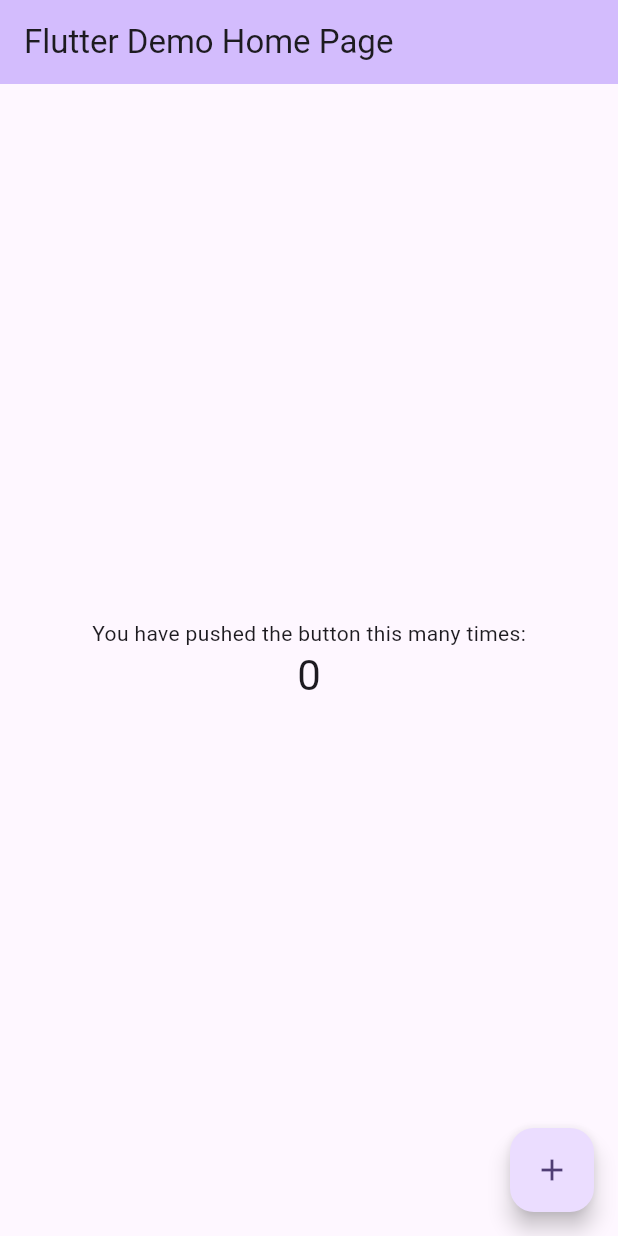
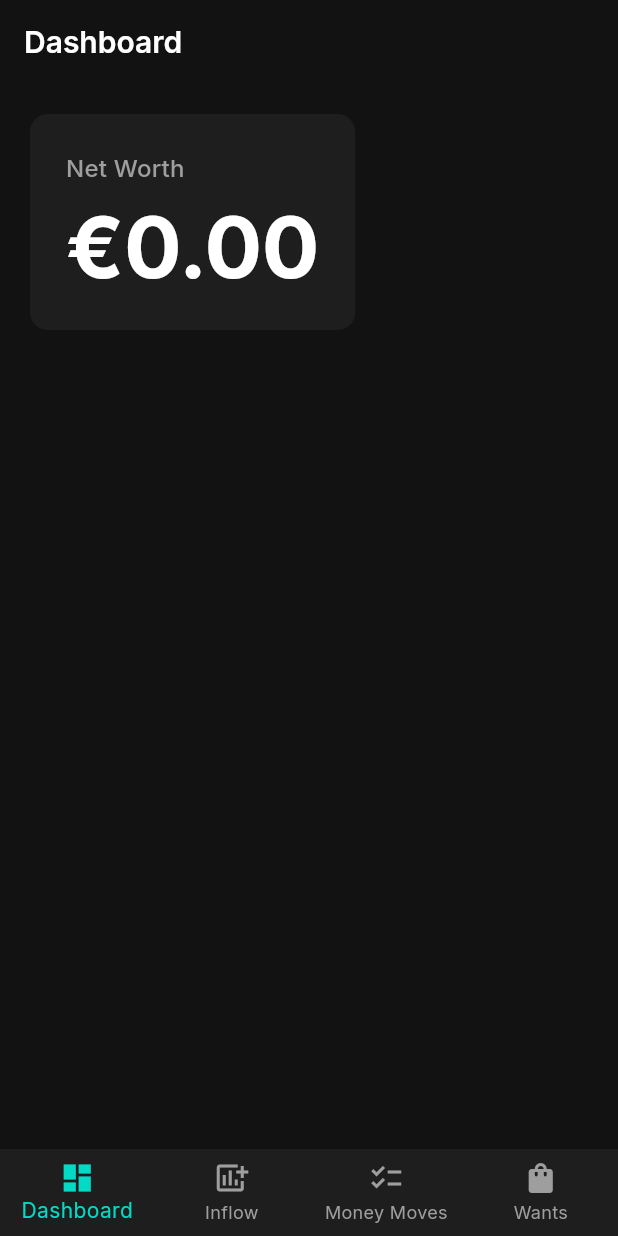
Before and after one commit to SimaoGato/wealthflow, a Flutter app: the screen it shows after launch, on a phone screen of 412 x 824 dp. Run offline on Flutter 3.47's test engine with Material 3 defaults, Android fonts, the phone set to English and light mode, and no system bars; our stand-ins replace flutter_riverpod, google_fonts, riverpod_annotation; missing offline and left inert: grpc; generated files the repository leaves out were written again.

Commit message:
feat(frontend): initialize flutter app with grpc and navigation shell
- Added gRPC and Protobuf dependencies to pubspec.yaml.
- Updated Makefile to support Dart proto and Riverpod code generation.
- Implemented gRPC client with AuthInterceptor for automatic 'dev-token' injection.
- Established a dark fintech design system using Google Fonts (Inter) and custom ThemeData.
- Created MainLayout with BottomNavigationBar and IndexedStack for navigation.
- Initialized DashboardScreen placeholder to verify theme and layout.
- Wrapped application in Riverpod ProviderScope.

```diff
--- /dev/null
+++ b/frontend/lib/core/theme/app_theme.dart
@@ -0,0 +1,45 @@
+import 'package:flutter/material.dart';
+import 'package:google_fonts/google_fonts.dart';
+
+class AppTheme {
+  static const Color scaffoldBackground = Color(0xFF121212); // Deep Slate
+  static const Color cardColor = Color(0xFF1E1E1E);
+  static const Color primaryColor = Color(0xFF03DAC6); // Teal
+
+  static ThemeData get darkTheme {
+    return ThemeData(
+      useMaterial3: true,
+      brightness: Brightness.dark,
+      scaffoldBackgroundColor: scaffoldBackground,
+      colorScheme: ColorScheme.dark(
+        primary: primaryColor,
+        surface: cardColor,
+        background: scaffoldBackground,
+        onPrimary: Colors.black,
+        onSurface: Colors.white,
+        onBackground: Colors.white,
+      ),
+      cardTheme: CardThemeData(
+        color: cardColor,
+        elevation: 0,
+        shape: RoundedRectangleBorder(borderRadius: BorderRadius.circular(12)),
+      ),
+      textTheme: GoogleFonts.interTextTheme(ThemeData.dark().textTheme),
+      appBarTheme: AppBarTheme(
+        backgroundColor: scaffoldBackground,
+        elevation: 0,
+        titleTextStyle: GoogleFonts.inter(
+          color: Colors.white,
+          fontSize: 20,
+          fontWeight: FontWeight.w600,
+        ),
+      ),
+      bottomNavigationBarTheme: BottomNavigationBarThemeData(
+        backgroundColor: cardColor,
+        selectedItemColor: primaryColor,
+        unselectedItemColor: Colors.grey,
+        type: BottomNavigationBarType.fixed,
+      ),
+    );
+  }
+}
--- a/frontend/lib/main.dart
+++ b/frontend/lib/main.dart
@@ -1,122 +1,21 @@
 import 'package:flutter/material.dart';
+import 'package:flutter_riverpod/flutter_riverpod.dart';
+import 'core/theme/app_theme.dart';
+import 'presentation/screens/main_layout.dart';
 
 void main() {
-  runApp(const MyApp());
+  runApp(const ProviderScope(child: MyApp()));
 }
 
 class MyApp extends StatelessWidget {
   const MyApp({super.key});
 
-  // This widget is the root of your application.
   @override
   Widget build(BuildContext context) {
     return MaterialApp(
-      title: 'Flutter Demo',
-      theme: ThemeData(
-        // This is the theme of your application.
-        //
-        // TRY THIS: Try running your application with "flutter run". You'll see
-        // the application has a purple toolbar. Then, without quitting the app,
-        // try changing the seedColor in the colorScheme below to Colors.green
-        // and then invoke "hot reload" (save your changes or press the "hot
-        // reload" button in a Flutter-supported IDE, or press "r" if you used
-        // the command line to start the app).
-        //
-        // Notice that the counter didn't reset back to zero; the application
-        // state is not lost during the reload. To reset the state, use hot
-        // restart instead.
-        //
-        // This works for code too, not just values: Most code changes can be
-        // tested with just a hot reload.
-        colorScheme: ColorScheme.fromSeed(seedColor: Colors.deepPurple),
-      ),
-      home: const MyHomePage(title: 'Flutter Demo Home Page'),
+      title: 'WealthFlow',
+      theme: AppTheme.darkTheme,
+      home: const MainLayout(),
     );
   }
 }
-
-class MyHomePage extends StatefulWidget {
-  const MyHomePage({super.key, required this.title});
-
-  // This widget is the home page of your application. It is stateful, meaning
-  // that it has a State object (defined below) that contains fields that affect
-  // how it looks.
-
-  // This class is the configuration for the state. It holds the values (in this
-  // case the title) provided by the parent (in this case the App widget) and
-  // used by the build method of the State. Fields in a Widget subclass are
-  // always marked "final".
-
-  final String title;
-
-  @override
-  State<MyHomePage> createState() => _MyHomePageState();
-}
-
-class _MyHomePageState extends State<MyHomePage> {
-  int _counter = 0;
-
-  void _incrementCounter() {
-    setState(() {
-      // This call to setState tells the Flutter framework that something has
-      // changed in this State, which causes it to rerun the build method below
-      // so that the display can reflect the updated values. If we changed
-      // _counter without calling setState(), then the build method would not be
-      // called again, and so nothing would appear to happen.
-      _counter++;
-    });
-  }
-
-  @override
-  Widget build(BuildContext context) {
-    // This method is rerun every time setState is called, for instance as done
-    // by the _incrementCounter method above.
-    //
-    // The Flutter framework has been optimized to make rerunning build methods
-    // fast, so that you can just rebuild anything that needs updating rather
-    // than having to individually change instances of widgets.
-    return Scaffold(
-      appBar: AppBar(
-        // TRY THIS: Try changing the color here to a specific color (to
-        // Colors.amber, perhaps?) and trigger a hot reload to see the AppBar
-        // change color while the other colors stay the same.
-        backgroundColor: Theme.of(context).colorScheme.inversePrimary,
-        // Here we take the value from the MyHomePage object that was created by
-        // the App.build method, and use it to set our appbar title.
-        title: Text(widget.title),
-      ),
-      body: Center(
-        // Center is a layout widget. It takes a single child and positions it
-        // in the middle of the parent.
-        child: Column(
-          // Column is also a layout widget. It takes a list of children and
-          // arranges them vertically. By default, it sizes itself to fit its
-          // children horizontally, and tries to be as tall as its parent.
-          //
-          // Column has various properties to control how it sizes itself and
-          // how it positions its children. Here we use mainAxisAlignment to
-          // center the children vertically; the main axis here is the vertical
-          // axis because Columns are vertical (the cross axis would be
-          // horizontal).
-          //
-          // TRY THIS: Invoke "debug painting" (choose the "Toggle Debug Paint"
-          // action in the IDE, or press "p" in the console), to see the
-          // wireframe for each widget.
-          mainAxisAlignment: MainAxisAlignment.center,
-          children: <Widget>[
-            const Text('You have pushed the button this many times:'),
-            Text(
-              '$_counter',
-              style: Theme.of(context).textTheme.headlineMedium,
-            ),
-          ],
-        ),
-      ),
-      floatingActionButton: FloatingActionButton(
-        onPressed: _incrementCounter,
-        tooltip: 'Increment',
-        child: const Icon(Icons.add),
-      ), // This trailing comma makes auto-formatting nicer for build methods.
-    );
-  }
-}
--- /dev/null
+++ b/frontend/lib/presentation/screens/dashboard/dashboard_screen.dart
@@ -0,0 +1,44 @@
+import 'package:flutter/material.dart';
+
+class DashboardScreen extends StatelessWidget {
+  const DashboardScreen({super.key});
+
+  @override
+  Widget build(BuildContext context) {
+    return Scaffold(
+      appBar: AppBar(title: const Text('Dashboard')),
+      body: SingleChildScrollView(
+        padding: const EdgeInsets.all(16),
+        child: Column(
+          crossAxisAlignment: CrossAxisAlignment.start,
+          children: [
+            Card(
+              child: Padding(
+                padding: const EdgeInsets.all(24),
+                child: Column(
+                  crossAxisAlignment: CrossAxisAlignment.start,
+                  children: [
+                    Text(
+                      'Net Worth',
+                      style: Theme.of(
+                        context,
+                      ).textTheme.titleMedium?.copyWith(color: Colors.grey),
+                    ),
+                    const SizedBox(height: 8),
+                    Text(
+                      '€0.00',
+                      style: Theme.of(context).textTheme.displayLarge?.copyWith(
+                        fontWeight: FontWeight.bold,
+                        color: Colors.white,
+                      ),
+                    ),
+                  ],
+                ),
+              ),
+            ),
+          ],
+        ),
+      ),
+    );
+  }
+}
--- /dev/null
+++ b/frontend/lib/presentation/screens/main_layout.dart
@@ -0,0 +1,77 @@
+import 'package:flutter/material.dart';
+import 'package:flutter_riverpod/flutter_riverpod.dart';
+import 'dashboard/dashboard_screen.dart';
+
+class MainLayout extends ConsumerStatefulWidget {
+  const MainLayout({super.key});
+
+  @override
+  ConsumerState<MainLayout> createState() => _MainLayoutState();
+}
+
+class _MainLayoutState extends ConsumerState<MainLayout> {
+  int _currentIndex = 0;
+
+  final List<Widget> _screens = [
+    const DashboardScreen(),
+    const _PlaceholderScreen(title: 'Inflow', icon: Icons.add_chart),
+    const _PlaceholderScreen(title: 'Money Moves', icon: Icons.checklist),
+    const _PlaceholderScreen(title: 'Wants', icon: Icons.shopping_bag),
+  ];
+
+  @override
+  Widget build(BuildContext context) {
+    return Scaffold(
+      body: IndexedStack(index: _currentIndex, children: _screens),
+      bottomNavigationBar: BottomNavigationBar(
+        currentIndex: _currentIndex,
+        onTap: (index) {
+          setState(() {
+            _currentIndex = index;
+          });
+        },
+        items: const [
+          BottomNavigationBarItem(
+            icon: Icon(Icons.dashboard),
+            label: 'Dashboard',
+          ),
+          BottomNavigationBarItem(icon: Icon(Icons.add_chart), label: 'Inflow'),
+          BottomNavigationBarItem(
+            icon: Icon(Icons.checklist),
+            label: 'Money Moves',
+          ),
+          BottomNavigationBarItem(
+            icon: Icon(Icons.shopping_bag),
+            label: 'Wants',
+          ),
+        ],
+      ),
+    );
+  }
+}
+
+class _PlaceholderScreen extends StatelessWidget {
+  final String title;
+  final IconData icon;
+
+  const _PlaceholderScreen({required this.title, required this.icon});
+
+  @override
+  Widget build(BuildContext context) {
+    return Center(
+      child: Column(
+        mainAxisAlignment: MainAxisAlignment.center,
+        children: [
+          Icon(icon, size: 64, color: Colors.grey),
+          const SizedBox(height: 16),
+          Text(
+            title,
+            style: Theme.of(
+              context,
+            ).textTheme.headlineMedium?.copyWith(color: Colors.grey),
+          ),
+        ],
+      ),
+    );
+  }
+}
--- a/frontend/pubspec.yaml
+++ b/frontend/pubspec.yaml
@@ -36,6 +36,9 @@ dependencies:
   cupertino_icons: ^1.0.8
   protobuf: ^6.0.0
   grpc: ^5.1.0
+  flutter_riverpod: ^2.6.1
+  riverpod_annotation: ^2.6.1
+  google_fonts: ^6.2.1
 
 dev_dependencies:
   flutter_test:
@@ -47,6 +50,8 @@ dev_dependencies:
   # package. See that file for information about deactivating specific lint
   # rules and activating additional ones.
   flutter_lints: ^5.0.0
+  build_runner: ^2.4.13
+  riverpod_generator: ^2.6.1
 
 # For information on the generic Dart part of this file, see the
 # following page: https://dart.dev/tools/pub/pubspec
```
Also changed, not shown: frontend/lib/core/networking/grpc_client.dart (added, +59 -0 lines), frontend/lib/core/networking/grpc_client.g.dart (added), 1 other file.
